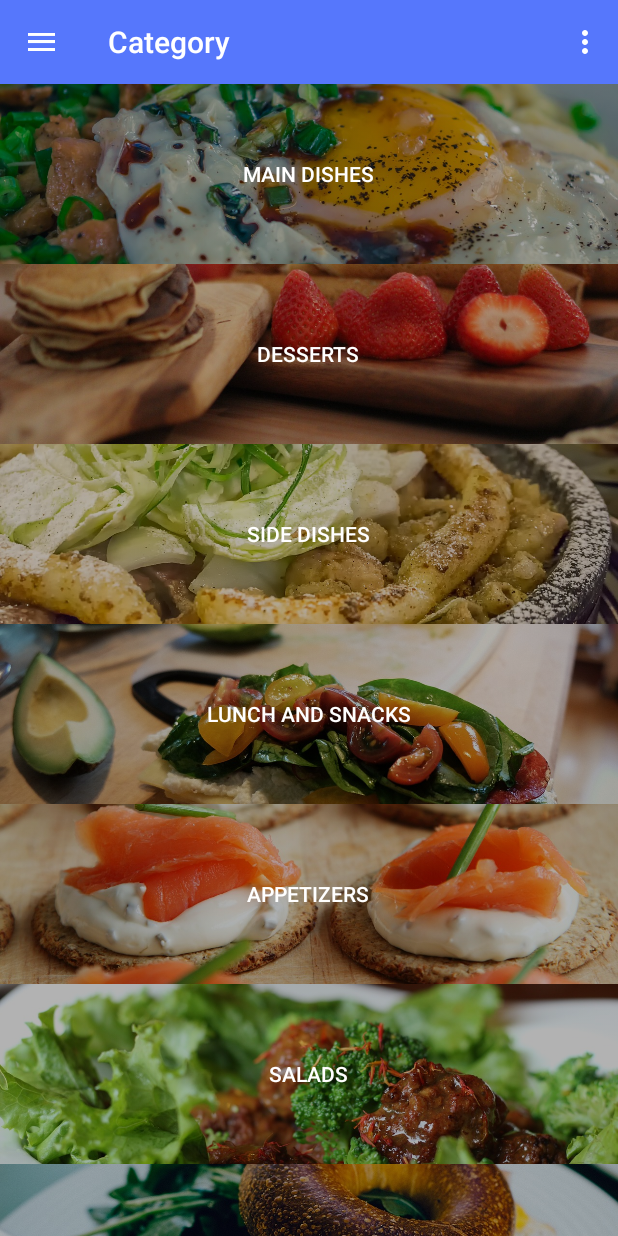
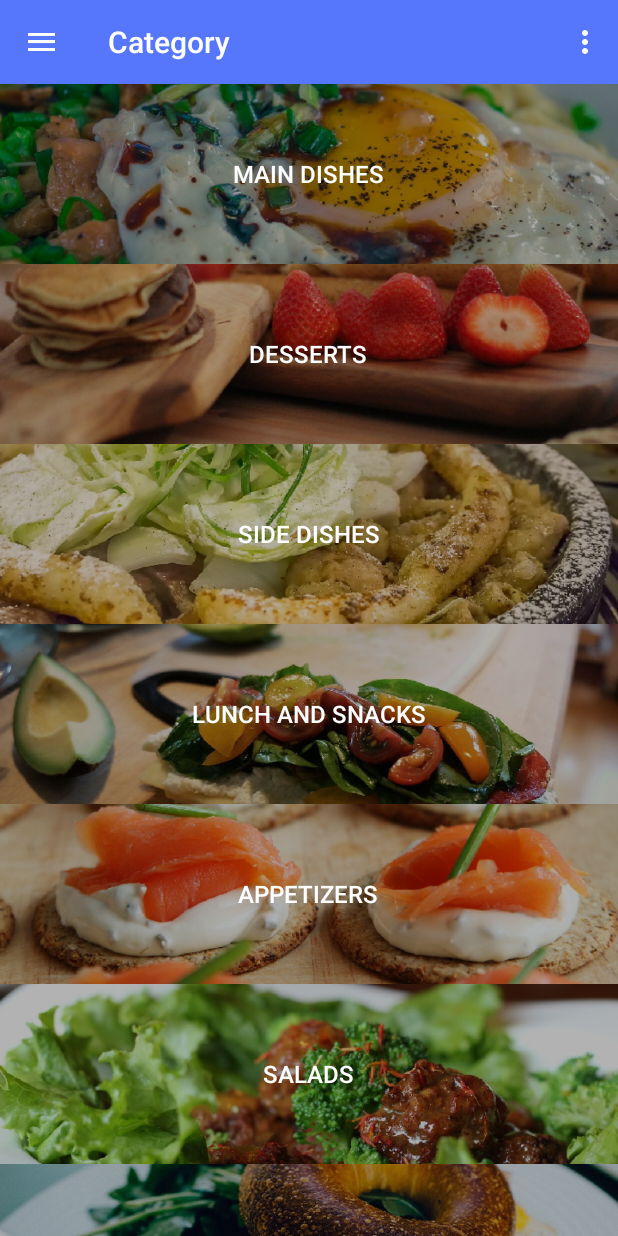
Before and after one commit to yurkiv/Recipes, an Android app: the screen it shows after launch (MainActivity), in the side drawer, after a tap on "Category", on a phone screen of 412 x 824 dp. Run offline under Robolectric (Android 15) with nearby library versions, the phone set to English and light mode, and no system bars; our stand-ins replace ButterKnife, Picasso; libraries missing offline, so code that uses them is left out: com.joooonho, retrofit.client; pictures from the network do not load; 2 statements that could not run were skipped.

Commit message:
activity category

```diff
--- a/app/src/main/AndroidManifest.xml
+++ b/app/src/main/AndroidManifest.xml
@@ -22,6 +22,10 @@
             android:name=".ui.activities.RecipeActivity"
             android:label="@string/title_activity_recipe" >
         </activity>
+        <activity
+            android:name=".ui.activities.CategoryActivity"
+            android:label="@string/title_activity_category" >
+        </activity>
     </application>
 
 </manifest>
--- a/app/src/main/java/tk/yurkiv/recipes/ui/adapters/CategoryAdapter.java
+++ b/app/src/main/java/tk/yurkiv/recipes/ui/adapters/CategoryAdapter.java
@@ -8,6 +8,8 @@ import android.view.View;
 import android.view.ViewGroup;
 import android.widget.ImageView;
 import android.widget.TextView;
+
+import com.squareup.picasso.Picasso;
 
 import java.util.List;
 
@@ -42,8 +44,7 @@ public class CategoryAdapter extends RecyclerView.Adapter<CategoryAdapter.ViewHo
 
         holder.tvCategoryNameItem.setText(category.getName());
         holder.ivCategoryItem.setColorFilter(context.getResources().getColor(R.color.tint));
-        holder.ivCategoryItem.setImageResource(category.getImageResourceId());
-//        Picasso.with(context).load(category.getImageResourceId()).into(holder.ivCategoryItem);
+        Picasso.with(context).load(category.getImageResourceId()).into(holder.ivCategoryItem);
     }
 
     @Override
--- a/app/src/main/res/layout/item_category.xml
+++ b/app/src/main/res/layout/item_category.xml
@@ -3,13 +3,12 @@
     xmlns:android="http://schemas.android.com/apk/res/android"
     android:orientation="vertical"
     android:layout_width="match_parent"
-    android:layout_height="120dp">
+    android:layout_height="wrap_content">
 
     <ImageView
         android:layout_width="match_parent"
-        android:layout_height="match_parent"
+        android:layout_height="120dp"
         android:id="@+id/ivCategoryItem"
-        android:src="@drawable/breads"
         android:scaleType="centerCrop" />
 
     <TextView
@@ -19,5 +18,6 @@
         android:textAppearance="@style/TextAppearance.AppCompat.Button"
         android:id="@+id/tvCategoryNameItem"
         android:layout_centerInParent="true"
-        android:textColor="@android:color/white" />
+        android:textColor="@android:color/white"
+        android:textSize="16sp" />
 </RelativeLayout>
--- /dev/null
+++ b/app/src/main/res/values-w820dp/dimens.xml
@@ -0,0 +1,6 @@
+<resources>
+    <!-- Example customization of dimensions originally defined in res/values/dimens.xml
+         (such as screen margins) for screens with more than 820dp of available width. This
+         would include 7" and 10" devices in landscape (~960dp and ~1280dp respectively). -->
+    <dimen name="activity_horizontal_margin">64dp</dimen>
+</resources>
--- a/app/src/main/res/values/strings.xml
+++ b/app/src/main/res/values/strings.xml
@@ -11,4 +11,5 @@
     <string name="action_share">Share</string>
     <string name="action_open_web_link">Open web link</string>
     <string name="action_about">About</string>
+    <string name="title_activity_category">CategoryActivity</string>
 </resources>
```
Also changed, not shown: app/src/main/java/tk/yurkiv/recipes/ui/activities/CategoryActivity.java (added, +54 -0 lines), app/src/main/res/layout/activity_category.xml (added, +13 -0 lines), app/src/main/res/menu/menu_category.xml (added, +7 -0 lines), app/src/main/res/drawable/appetizers.jpg, app/src/main/res/drawable/beverages.jpg, app/src/main/res/drawable/breads.jpg, app/src/main/res/drawable/breakfast.jpg, app/src/main/res/drawable/cocktails.jpg, app/src/main/res/drawable/condiments.jpg, app/src/main/res/drawable/desserts.jpg, app/src/main/res/drawable/lunch.jpg, app/src/main/res/drawable/main_dishes.jpg, app/src/main/res/drawable/salads.jpg, app/src/main/res/drawable/side_dishes.jpg, 1 more files.
